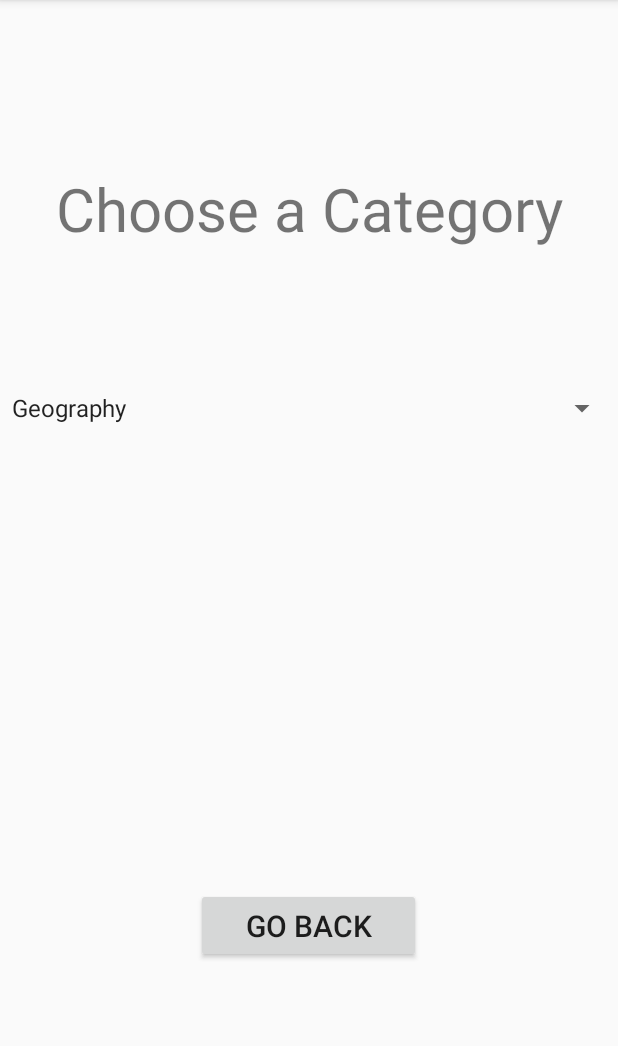
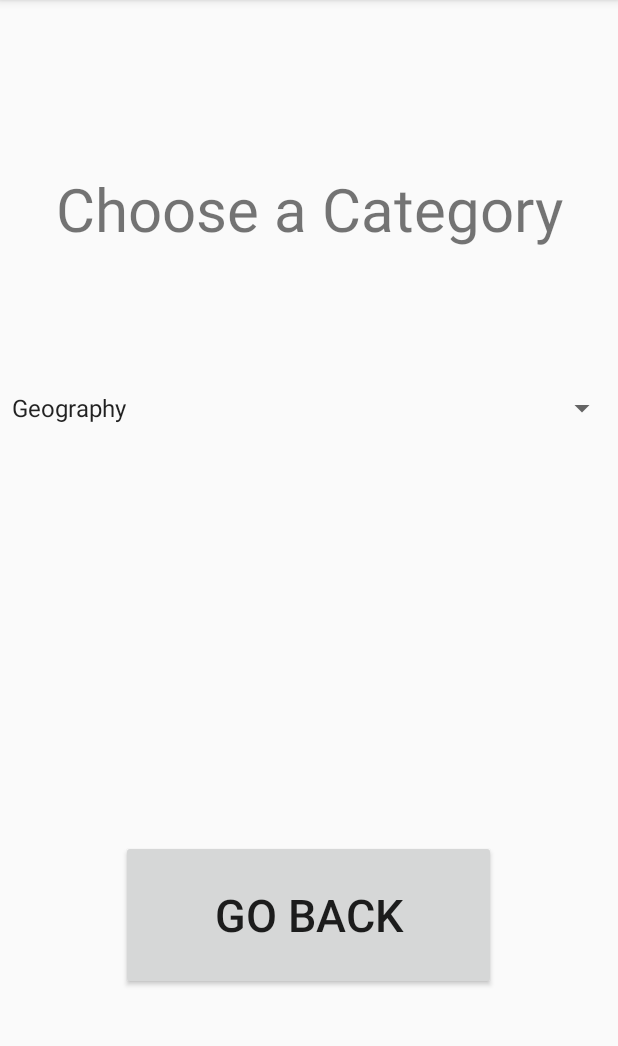
Before and after one commit to Dinomyt/TriviaQuest, an Android app: the CategoryActivity screen opened directly, with no data from a screen before it, on a phone screen of 412 x 824 dp, the part 84-1130 px from its top. Run offline under Robolectric (Android 15) with nearby library versions, the phone set to English and light mode, and no system bars; our stand-ins replace Room's generated code.

Commit message:
updated button on category activity to be consistent with dashboard landing page

```diff
--- a/app/src/main/res/layout/category_activity.xml
+++ b/app/src/main/res/layout/category_activity.xml
@@ -43,14 +43,14 @@
 
     <Button
         android:id="@+id/backButtonTextView"
-        android:layout_width="150dp"
-        android:layout_height="50dp"
-        android:layout_marginTop="308dp"
+        android:layout_width="250dp"
+        android:layout_height="100dp"
+        android:layout_marginTop="276dp"
         android:gravity="center"
         android:text="@string/go_back"
-        android:textSize="20sp"
+        android:textSize="30sp"
         app:layout_constraintEnd_toEndOf="parent"
-        app:layout_constraintHorizontal_bias="0.498"
+        app:layout_constraintHorizontal_bias="0.496"
         app:layout_constraintStart_toStartOf="parent"
         app:layout_constraintTop_toBottomOf="@+id/spinnerCategories" />
 
```
